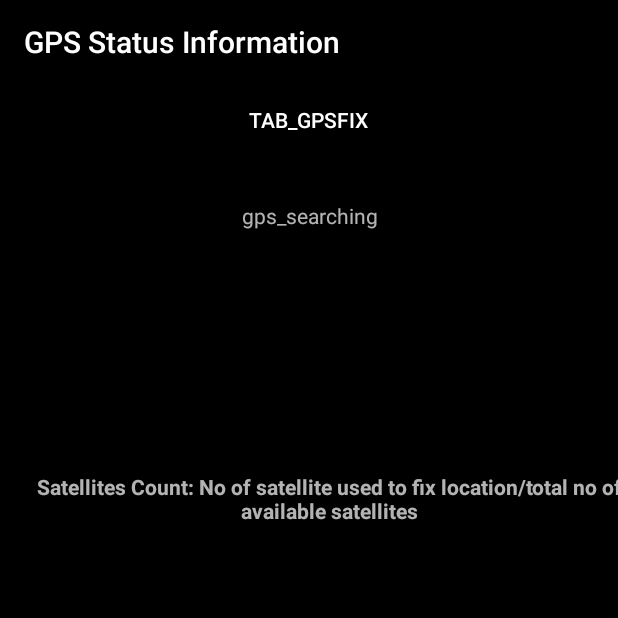
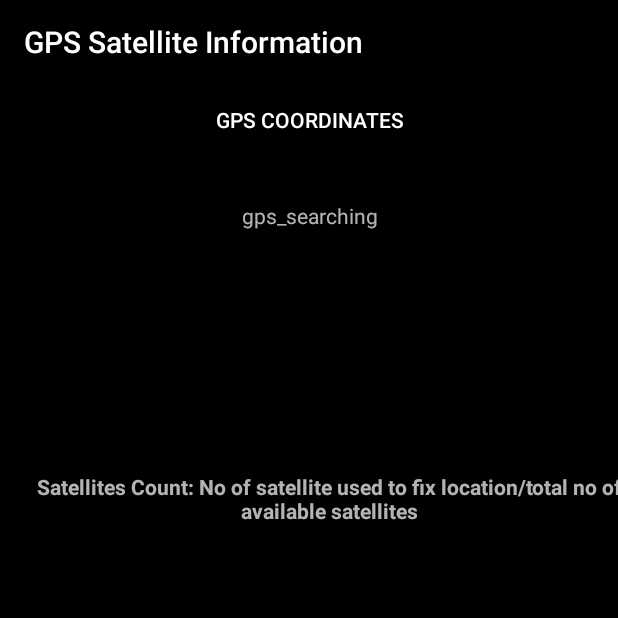
Before and after one commit to aditis1204/MapMint4ME_GSoC, an Android app: the screen it shows after launch (GPSActivity), on a phone screen of 412 x 824 dp, the top half of it. Run offline under Robolectric (Android 15) with nearby library versions, the phone set to English and light mode, and no system bars; our stand-ins replace EventBus; pictures from the network do not load; 2 statements that could not run were skipped.

```diff
--- a/app/src/main/AndroidManifest.xml
+++ b/app/src/main/AndroidManifest.xml
@@ -101,7 +101,7 @@
         <activity
             android:name="Satellite.GPSActivity"
             android:exported="true"
-            android:label="GPS Status Information"
+            android:label="GPS Satellite Information"
             android:launchMode="singleTask" >
             <intent-filter>
                 <action android:name="android.intent.action.MAIN" />
--- a/app/src/main/java/Satellite/GPSActivity.java
+++ b/app/src/main/java/Satellite/GPSActivity.java
@@ -316,7 +316,7 @@ public class GPSActivity extends AppCompatActivity {
 
     private void setupViewPager(ViewPager viewPager) {
         ViewPagerAdapter adapter = new ViewPagerAdapter(getSupportFragmentManager());
-        adapter.addFragment(new FragmentGPSFix(), getString(R.string.tab_gpsfix));
+        adapter.addFragment(new FragmentGPSFix(), getString(R.string.tab_gpsfix1));
         //adapter.addFragment(new FragmentTrack(), getString(R.string.tab_track));
         //adapter.addFragment(new FragmentTracklist(), getString(R.string.tab_tracklist));
         viewPager.setAdapter(adapter);
--- a/app/src/main/res/values/strings.xml
+++ b/app/src/main/res/values/strings.xml
@@ -156,4 +156,5 @@
     <string name="gps_out_of_service">gps_out_of_service</string>
     <string name="gps_searching">gps_searching</string>
     <string name="gps_stabilizing">gps_stabilizing</string>
+    <string name="tab_gpsfix1">GPS coordinates</string>
 </resources>
```
